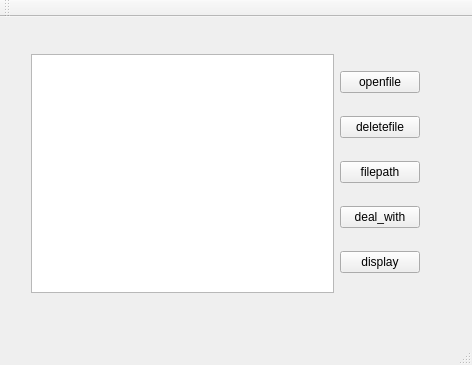
Before: the Qt Designer form mainwindow.ui in KongQingXin12/720_GPS, drawn with Qt 5.
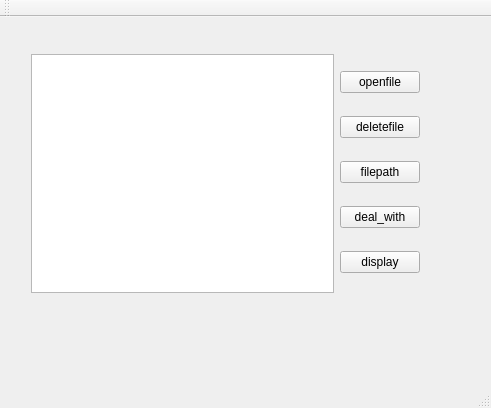
After: the same form once the commit is applied.

Patch:
```diff
--- a/mainwindow.ui
+++ b/mainwindow.ui
@@ -6,8 +6,8 @@
    <rect>
     <x>0</x>
     <y>0</y>
-    <width>472</width>
-    <height>365</height>
+    <width>491</width>
+    <height>408</height>
    </rect>
   </property>
   <property name="windowTitle">
```
Left out of the diff: 2 changed lines with no effect on the pictures.
